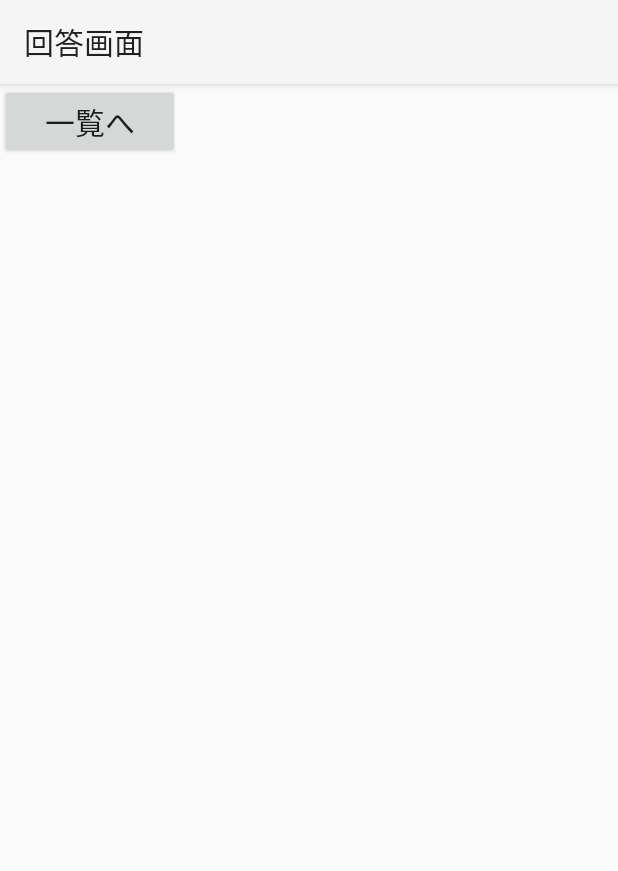
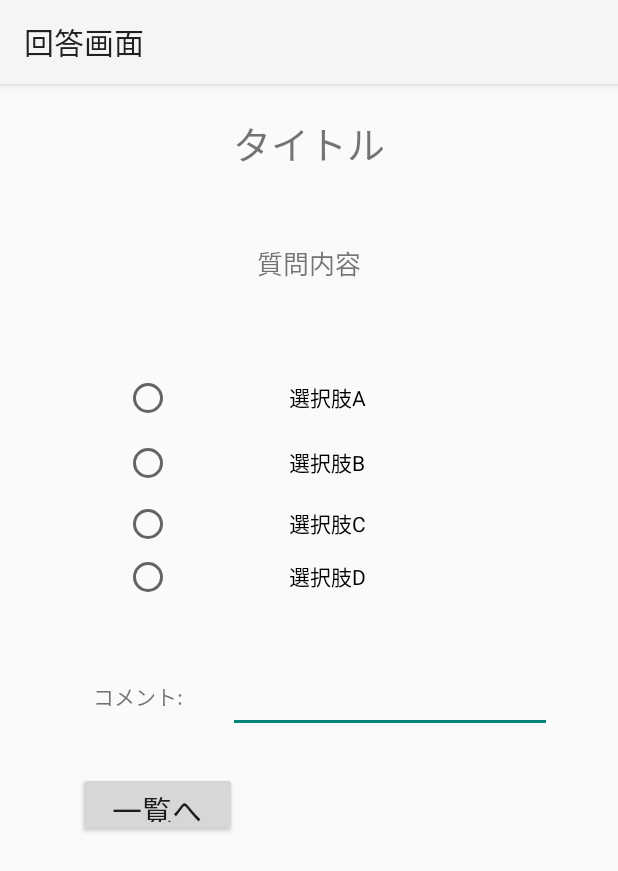
Before and after one commit to working-group/VotingApp, an Android app: the AnswerActivity screen opened directly, with no data from a screen before it, on a phone screen of 412 x 824 dp. Shown: the top 871 px of the screen. Run offline under Robolectric (Android 15) with nearby library versions, the phone set to English and light mode, and no system bars.

Commit message:
デザイン修正

```diff
--- a/app/src/main/java/com/working_group/votingapp/activity/AnswerActivity.java
+++ b/app/src/main/java/com/working_group/votingapp/activity/AnswerActivity.java
@@ -12,7 +12,7 @@ public class AnswerActivity extends AppCompatActivity {
     @Override
     protected void onCreate(Bundle savedInstanceState) {
         super.onCreate(savedInstanceState);
-        setContentView(R.layout.activity_result);
+        setContentView(R.layout.activity_answer);
         setTitle("回答画面");
 
         Button returnButton = (Button) findViewById(R.id.return_listActivity);
--- a/app/src/main/res/layout/activity_answer.xml
+++ b/app/src/main/res/layout/activity_answer.xml
@@ -14,17 +14,36 @@
         android:layout_width="106dp"
         android:layout_height="43dp"
         app:layout_editor_absoluteY="452dp"
-        app:layout_editor_absoluteX="47dp" />
+        app:layout_editor_absoluteX="47dp"
+        app:layout_constraintBottom_toBottomOf="parent"
+        android:layout_marginBottom="27dp"
+        android:layout_marginLeft="8dp"
+        app:layout_constraintLeft_toLeftOf="parent"
+        android:layout_marginRight="8dp"
+        app:layout_constraintRight_toRightOf="parent"
+        app:layout_constraintHorizontal_bias="0.148"
+        app:layout_constraintTop_toTopOf="@+id/guideline12"
+        android:layout_marginTop="8dp"
+        app:layout_constraintVertical_bias="0.0" />
 
     <TextView
         android:id="@+id/title"
-        android:layout_width="206dp"
-        android:layout_height="25dp"
+        android:layout_width="239dp"
+        android:layout_height="35dp"
+        android:layout_marginBottom="8dp"
+        android:layout_marginLeft="8dp"
+        android:layout_marginRight="8dp"
+        android:layout_marginTop="20dp"
+        android:gravity="center"
         android:text="タイトル"
-        android:gravity="center"
         android:textSize="25sp"
-        app:layout_editor_absoluteY="35dp"
-        app:layout_editor_absoluteX="89dp" />
+        app:layout_constraintBottom_toTopOf="@+id/guideline10"
+        app:layout_constraintLeft_toLeftOf="parent"
+        app:layout_constraintRight_toRightOf="parent"
+        app:layout_constraintTop_toTopOf="parent"
+        app:layout_constraintVertical_bias="0.0"
+        app:layout_editor_absoluteX="89dp"
+        app:layout_editor_absoluteY="35dp" />
 
     <TextView
         android:id="@+id/question"
@@ -34,39 +53,17 @@
         android:gravity="center"
         android:textSize="17sp"
         app:layout_editor_absoluteY="95dp"
-        app:layout_editor_absoluteX="73dp" />
-
-    <RadioButton
-        android:id="@+id/answer1"
-        android:layout_width="176dp"
-        android:layout_height="27dp"
-        android:text="選択肢A"
-        app:layout_editor_absoluteX="104dp"
-        app:layout_editor_absoluteY="190dp" />
-
-    <RadioButton
-        android:id="@+id/answer2"
-        android:layout_width="176dp"
-        android:layout_height="27dp"
-        android:text="選択肢B"
-        app:layout_editor_absoluteX="104dp"
-        app:layout_editor_absoluteY="225dp" />
-
-    <RadioButton
-        android:id="@+id/answer3"
-        android:layout_width="176dp"
-        android:layout_height="27dp"
-        android:text="選択肢C"
-        app:layout_editor_absoluteX="104dp"
-        app:layout_editor_absoluteY="260dp" />
-
-    <RadioButton
-        android:id="@+id/answer4"
-        android:layout_width="176dp"
-        android:layout_height="27dp"
-        android:text="選択肢D"
-        app:layout_editor_absoluteX="104dp"
-        app:layout_editor_absoluteY="295dp" />
+        app:layout_editor_absoluteX="73dp"
+        android:layout_marginRight="8dp"
+        app:layout_constraintRight_toRightOf="parent"
+        android:layout_marginLeft="8dp"
+        app:layout_constraintLeft_toLeftOf="parent"
+        app:layout_constraintHorizontal_bias="0.503"
+        app:layout_constraintTop_toTopOf="@+id/guideline10"
+        android:layout_marginTop="14dp"
+        android:layout_marginBottom="8dp"
+        app:layout_constraintBottom_toTopOf="@+id/guideline9"
+        app:layout_constraintVertical_bias="0.0" />
 
     <TextView
         android:id="@+id/textView"
@@ -74,7 +71,17 @@
         android:layout_height="wrap_content"
         android:text="コメント:"
         app:layout_editor_absoluteX="65dp"
-        app:layout_editor_absoluteY="379dp" />
+        app:layout_editor_absoluteY="379dp"
+        android:layout_marginLeft="8dp"
+        app:layout_constraintLeft_toLeftOf="parent"
+        app:layout_constraintRight_toLeftOf="@+id/editText"
+        android:layout_marginRight="16dp"
+        app:layout_constraintHorizontal_bias="0.791"
+        app:layout_constraintTop_toTopOf="@+id/guideline11"
+        android:layout_marginTop="8dp"
+        android:layout_marginBottom="8dp"
+        app:layout_constraintBottom_toTopOf="@+id/guideline12"
+        app:layout_constraintVertical_bias="0.509" />
 
     <EditText
         android:id="@+id/editText"
@@ -84,6 +91,110 @@
         android:inputType="textPersonName"
         android:text=""
         app:layout_editor_absoluteX="137dp"
-        app:layout_editor_absoluteY="370dp" />
+        app:layout_editor_absoluteY="370dp"
+        android:layout_marginRight="44dp"
+        app:layout_constraintRight_toRightOf="parent"
+        app:layout_constraintTop_toTopOf="@+id/guideline11"
+        android:layout_marginTop="16dp"
+        android:layout_marginBottom="16dp"
+        app:layout_constraintBottom_toTopOf="@+id/guideline12"
+        app:layout_constraintVertical_bias="0.0" />
+
+    <android.support.constraint.Guideline
+        android:layout_width="wrap_content"
+        android:layout_height="wrap_content"
+        android:id="@+id/guideline9"
+        app:layout_constraintGuide_begin="158dp"
+        android:orientation="horizontal" />
+
+    <android.support.constraint.Guideline
+        android:layout_width="wrap_content"
+        android:layout_height="wrap_content"
+        android:id="@+id/guideline10"
+        app:layout_constraintGuide_begin="80dp"
+        android:orientation="horizontal" />
+
+    <android.support.constraint.Guideline
+        android:layout_width="wrap_content"
+        android:layout_height="wrap_content"
+        android:id="@+id/guideline11"
+        app:layout_constraintGuide_begin="366dp"
+        android:orientation="horizontal" />
+
+    <android.support.constraint.Guideline
+        android:layout_width="wrap_content"
+        android:layout_height="wrap_content"
+        android:id="@+id/guideline12"
+        app:layout_constraintGuide_begin="449dp"
+        android:orientation="horizontal" />
+
+    <RadioGroup
+        android:id="@+id/answers"
+        android:layout_width="wrap_content"
+        android:layout_height="wrap_content"
+        android:layout_marginRight="16dp"
+        android:layout_marginTop="13dp"
+        app:layout_constraintRight_toRightOf="parent"
+        app:layout_constraintTop_toTopOf="@+id/guideline9"
+        android:layout_marginLeft="8dp"
+        app:layout_constraintLeft_toLeftOf="parent"
+        android:layout_marginBottom="8dp"
+        app:layout_constraintBottom_toTopOf="@+id/guideline11">
+
+        <RadioButton
+            android:id="@+id/answer1"
+            android:layout_width="239dp"
+            android:layout_height="27dp"
+            android:layout_marginLeft="8dp"
+            android:layout_marginRight="8dp"
+            android:layout_marginTop="16dp"
+            android:gravity="center"
+            android:text="選択肢A"
+            app:layout_constraintLeft_toLeftOf="parent"
+            app:layout_constraintRight_toRightOf="parent"
+            app:layout_constraintTop_toTopOf="@+id/guideline9" />
+
+        <RadioButton
+            android:id="@+id/answer2"
+            android:layout_width="239dp"
+            android:layout_height="27dp"
+            android:layout_marginLeft="8dp"
+            android:layout_marginRight="8dp"
+            android:layout_marginTop="16dp"
+            android:gravity="center"
+            android:text="選択肢B"
+            app:layout_constraintLeft_toLeftOf="parent"
+            app:layout_constraintRight_toRightOf="parent"
+            app:layout_constraintTop_toBottomOf="@+id/answer1" />
+
+        <RadioButton
+            android:id="@+id/answer3"
+            android:layout_width="239dp"
+            android:layout_height="27dp"
+            android:layout_marginLeft="8dp"
+            android:layout_marginRight="8dp"
+            android:layout_marginTop="13dp"
+            android:gravity="center"
+            android:text="選択肢C"
+            app:layout_constraintLeft_toLeftOf="parent"
+            app:layout_constraintRight_toRightOf="parent"
+            app:layout_constraintTop_toBottomOf="@+id/answer2" />
+
+        <RadioButton
+            android:id="@+id/answer4"
+            android:layout_width="239dp"
+            android:layout_height="27dp"
+            android:layout_marginBottom="8dp"
+            android:layout_marginLeft="8dp"
+            android:layout_marginRight="8dp"
+            android:layout_marginTop="8dp"
+            android:gravity="center"
+            android:text="選択肢D"
+            app:layout_constraintBottom_toTopOf="@+id/guideline11"
+            app:layout_constraintLeft_toLeftOf="parent"
+            app:layout_constraintRight_toRightOf="parent"
+            app:layout_constraintTop_toBottomOf="@+id/answer3"
+            app:layout_constraintVertical_bias="0.166" />
+    </RadioGroup>
 
 </android.support.constraint.ConstraintLayout>
```
